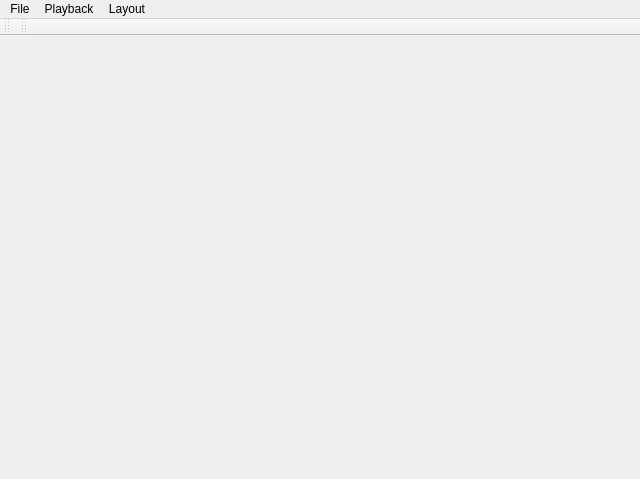
Before: the Qt Designer form apps/zxtune-qt/ui/mainwindow.ui in vitamin-caig/zxtune, drawn with Qt 5.
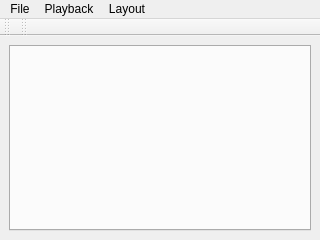
After: the same form once the commit is applied.

What changed in the file:
```diff
--- a/apps/zxtune-qt/ui/mainwindow.ui
+++ b/apps/zxtune-qt/ui/mainwindow.ui
@@ -6,8 +6,8 @@
    <rect>
     <x>0</x>
     <y>0</y>
-    <width>640</width>
-    <height>479</height>
+    <width>320</width>
+    <height>240</height>
    </rect>
   </property>
   <property name="sizePolicy">
@@ -19,13 +19,19 @@
   <property name="windowTitle">
    <string>zxtune-qt</string>
   </property>
-  <widget class="QWidget" name="centralwidget"/>
+  <widget class="QWidget" name="centralwidget">
+   <layout class="QGridLayout" name="gridLayout">
+    <item row="0" column="0">
+     <widget class="QTabWidget" name="playlistsContainer"/>
+    </item>
+   </layout>
+  </widget>
   <widget class="QMenuBar" name="menubar">
    <property name="geometry">
     <rect>
      <x>0</x>
      <y>0</y>
-     <width>640</width>
+     <width>320</width>
      <height>24</height>
     </rect>
    </property>
```
Left out of the diff: 39 changed lines with no effect on the pictures.
